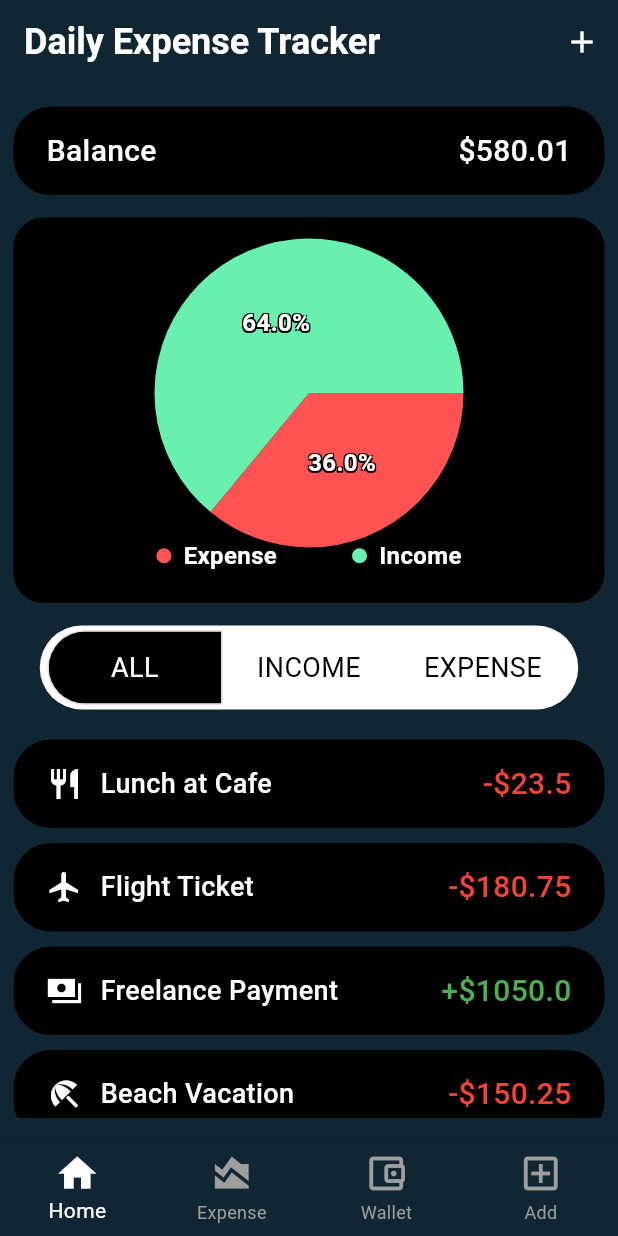
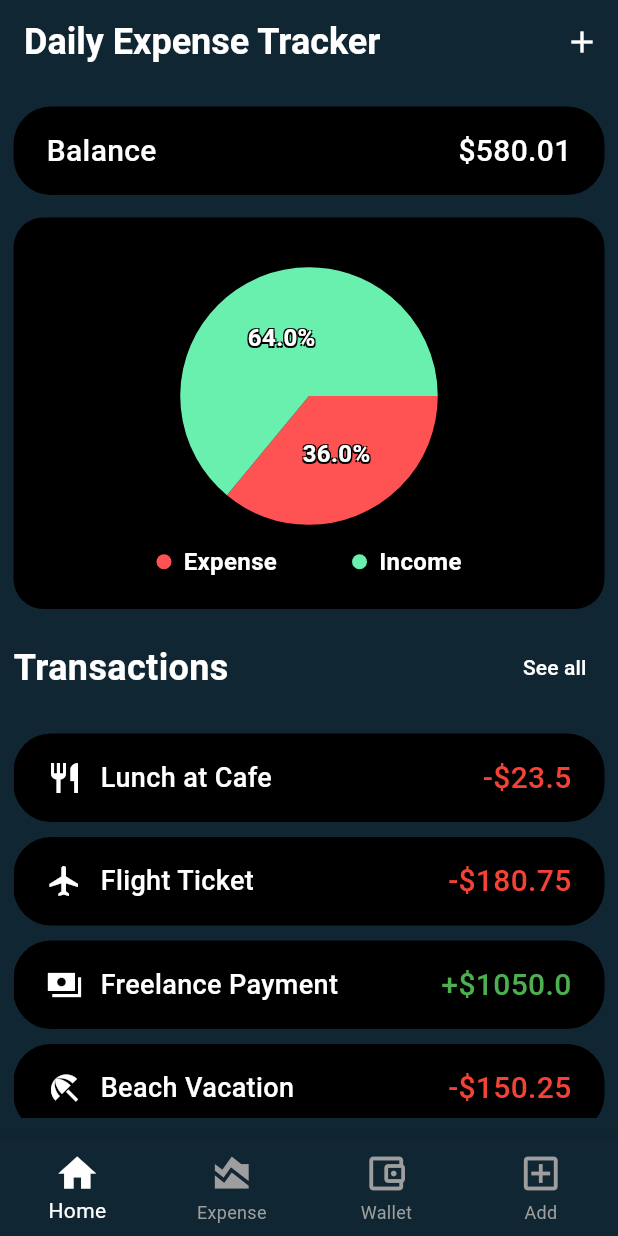
Before and after one commit to Kachielite/expense-app, a Flutter app: the screen it shows after launch, on a phone screen of 412 x 824 dp. Run offline on Flutter 3.47's test engine with Material 3 defaults, Android fonts, the phone set to English and light mode, and no system bars; drawn by our look-alikes of fl_chart.

Commit message:
converted home and expense screen to stateless widgets

```diff
--- a/lib/Widgets/chart/chart.dart
+++ b/lib/Widgets/chart/chart.dart
@@ -6,16 +6,17 @@ import 'chart_data.dart';
 import 'expense_type_data.dart';
 
 class Chart extends StatelessWidget {
-  const Chart({
-    super.key,
+  const Chart(
+      {super.key,
       required this.filter,
       required this.incomeType,
       required this.expenseType,
-  });
+      this.screenName});
 
   final String filter;
   final List<ExpenseModel> incomeType;
   final List<ExpenseModel> expenseType;
+  final String? screenName;
 
   @override
   Widget build(context) {
@@ -30,6 +31,10 @@ class Chart extends StatelessWidget {
     List<PieChartSectionData> currentSections = getSectionData(
         MediaQuery.of(context).size.width, totalIncome, totalExpense);
 
+    if (screenName == 'home') {
+      currentSections = getSectionData(
+          MediaQuery.of(context).size.width, totalIncome, totalExpense);
+    } else {
       if (filter == 'INCOME') {
         currentSections = getExpenseTypeSectionData(
             MediaQuery.of(context).size.width, balance, incomeType);
@@ -39,6 +44,7 @@ class Chart extends StatelessWidget {
         currentSections = getExpenseTypeSectionData(
             MediaQuery.of(context).size.width, balance, expenseType);
       }
+    }
 
     return PieChart(PieChartData(
       sections: currentSections,
--- a/lib/Widgets/chart/chart_container.dart
+++ b/lib/Widgets/chart/chart_container.dart
@@ -6,27 +6,32 @@ import '../../model/expense_model.dart';
 import 'chart.dart';
 
 class ChartContainer extends StatelessWidget {
-  const ChartContainer({
-    super.key,
+  const ChartContainer(
+      {super.key,
       required this.filter,
       required this.incomeType,
       required this.expenseType,
-  });
+      this.screenName});
 
   final String filter;
   final List<ExpenseModel> incomeType;
   final List<ExpenseModel> expenseType;
+  final String? screenName;
 
   @override
   Widget build(context) {
     Widget currentChartLabel = const ChartLabel();
 
+    if (screenName == 'home') {
+      currentChartLabel = const ChartLabel();
+    } else {
       if (filter == "INCOME") {
         currentChartLabel = ChartExpenseLabel(expenseType: incomeType);
       }
 
       if (filter == "EXPENSE") {
         currentChartLabel = ChartExpenseLabel(expenseType: expenseType);
+      }
     }
 
     return Container(
@@ -41,7 +46,7 @@ class ChartContainer extends StatelessWidget {
                   filter: filter,
                   incomeType: incomeType,
                   expenseType: expenseType,
-          )),
+                  screenName: screenName)),
           currentChartLabel
         ],
       ),
--- a/lib/Widgets/chart/chart_data.dart
+++ b/lib/Widgets/chart/chart_data.dart
@@ -3,7 +3,7 @@ import 'package:flutter/material.dart';
 
 List<PieChartSectionData> getSectionData(
     double screenWidth, totalIncome, totalExpense) {
-  double radius = screenWidth / 4;
+  double radius = screenWidth / 4.8;
   // Calculate total amount and percentages
   final double total = totalIncome + totalExpense;
   final double incomePercentage = (totalIncome / total) * 100;
--- a/lib/Widgets/chart/expense_type_data.dart
+++ b/lib/Widgets/chart/expense_type_data.dart
@@ -6,7 +6,7 @@ import '../../model/expense_model.dart';
 
 List<PieChartSectionData> getExpenseTypeSectionData(
     double screenWidth, double totalSum, List<ExpenseModel> expenses) {
-  double radius = screenWidth / 4;
+  double radius = screenWidth / 4.8;
 
   double getValue(double total, double expenseAmount) {
     return ((expenseAmount / total) * 100).roundToDouble();
--- a/lib/Widgets/expense_switch/expense_toggle_button.dart
+++ b/lib/Widgets/expense_switch/expense_toggle_button.dart
@@ -8,7 +8,7 @@ class ExpenseToggleButton extends StatelessWidget {
   @override
   Widget build(context) {
     return SizedBox(
-      width: 115,
+      width: 180,
       child: Text(
         label,
         textAlign: TextAlign.center,
--- a/lib/Widgets/expense_switch/expense_toggle_buttons.dart
+++ b/lib/Widgets/expense_switch/expense_toggle_buttons.dart
@@ -1,12 +1,14 @@
 import 'package:daily_expense/Widgets/expense_switch/expense_toggle_button.dart';
 import 'package:flutter/material.dart';
 
-const List<String> _expenseTypes = ['ALL', 'INCOME', 'EXPENSE'];
+const List<String> _expenseTypes = ['INCOME', 'EXPENSE'];
 
 class ExpenseToggleButtons extends StatefulWidget {
-  const ExpenseToggleButtons(this.onSelectExpenseType, {super.key});
+  const ExpenseToggleButtons(this.onSelectExpenseType, this.activeFilter,
+      {super.key});
 
   final void Function(String) onSelectExpenseType;
+  final String activeFilter;
 
   @override
   State<ExpenseToggleButtons> createState() {
@@ -15,11 +17,14 @@ class ExpenseToggleButtons extends StatefulWidget {
 }
 
 class _ExpenseToggleButtonsState extends State<ExpenseToggleButtons> {
-  final List<bool> selectedType = [true, false, false];
-
   @override
   Widget build(context) {
+    final List<bool> selectedType = [
+      widget.activeFilter == 'INCOME',
+      widget.activeFilter == 'EXPENSE'
+    ];
     return Container(
+        width: double.infinity,
         padding: const EdgeInsets.symmetric(horizontal: 5, vertical: 3),
         decoration: const BoxDecoration(
           color: Colors.white,
--- a/lib/Widgets/home.dart
+++ /dev/null
@@ -1,175 +0,0 @@
-import 'package:daily_expense/Widgets/chart/chart_container.dart';
-import 'package:daily_expense/Widgets/expense/expense_items.dart';
-import 'package:daily_expense/Widgets/new_expense/new_expense.dart';
-import 'package:daily_expense/Widgets/total_expense/total_expense.dart';
-import 'package:daily_expense/data/my_expenses.dart';
-import 'package:daily_expense/model/expense_model.dart';
-import 'package:fl_chart/fl_chart.dart';
-import 'package:flutter/material.dart';
-
-import '../enums/expense_type.dart';
-import 'expense_switch/expense_toggle_buttons.dart';
-
-class Home extends StatefulWidget {
-  const Home({super.key});
-
-  @override
-  State<Home> createState() {
-    return _HomeState();
-  }
-}
-
-class _HomeState extends State<Home> {
-  final List<ExpenseModel> expenseList = myExpenses;
-  late List<ExpenseModel> filteredExpense;
-  late List<PieChartSectionData> chartData;
-
-  String activeFilter = 'ALL';
-  late int expenseIndex;
-
-  void onSelectExpenseType(String type) {
-    setState(() {
-      activeFilter = type;
-    });
-  }
-
-  void onSave(ExpenseModel expense) {
-    setState(() {
-      myExpenses.insert(0, expense);
-    });
-  }
-
-  void onUpdate(ExpenseModel expense) {
-    expenseList.removeAt(expenseIndex);
-    setState(() {
-      myExpenses.insert(expenseIndex, expense);
-    });
-  }
-
-  void onAdd() {
-    showModalBottomSheet(
-        isScrollControlled: true,
-        context: context,
-        builder: (ctx) => NewExpense(
-              onSave,
-              mode: 'new',
-            ));
-  }
-
-  void onEdit(ExpenseModel expense) {
-    expenseIndex = myExpenses.indexOf(expense);
-    showModalBottomSheet(
-        isScrollControlled: true,
-        context: context,
-        builder: (ctx) => NewExpense(
-              onUpdate,
-              mode: 'edit',
-              expense: expense,
-            ));
-  }
-
-  void onDelete(ExpenseModel expense) {
-    int expenseIndex = expenseList.indexOf(expense);
-
-    setState(() {
-      expenseList.remove(expense);
-    });
-
-    ScaffoldMessenger.of(context).clearSnackBars();
-    ScaffoldMessenger.of(context).showSnackBar(SnackBar(
-      duration: const Duration(seconds: 3),
-      content: const Text(
-        "Item deleted",
-        style: TextStyle(color: Colors.white),
-      ),
-      action: SnackBarAction(
-          label: "Undo",
-          onPressed: () {
-            setState(() {
-              expenseList.insert(expenseIndex, expense);
-            });
-          }),
-    ));
-  }
-
-  @override
-  Widget build(context) {
-    List<ExpenseModel> incomeExpensesType = myExpenses
-        .where((expense) => expense.type == ExpenseType.income)
-        .toList();
-
-    List<ExpenseModel> expenseExpenseType = myExpenses
-        .where((expense) => expense.type == ExpenseType.expense)
-        .toList();
-
-    double totalIncome = incomeExpensesType
-        .map((expense) => expense.amount)
-        .reduce((a, b) => a + b);
-
-    double totalExpense = expenseExpenseType
-        .map((expense) => expense.amount)
-        .reduce((a, b) => a + b);
-
-    final String balance = (totalIncome - totalExpense).toStringAsFixed(2);
-
-    if (activeFilter == 'ALL') {
-      filteredExpense = expenseList;
-    } else if (activeFilter == 'INCOME') {
-      filteredExpense =
-          expenseList.where((e) => e.type == ExpenseType.income).toList();
-    } else {
-      filteredExpense =
-          expenseList.where((e) => e.type == ExpenseType.expense).toList();
-    }
-
-    return Scaffold(
-      backgroundColor: const Color.fromRGBO(16, 38, 50, 1),
-      appBar: AppBar(
-        backgroundColor: const Color.fromRGBO(16, 38, 50, 1),
-        title: const Text('Daily Expense Tracker',
-            style: TextStyle(
-                color: Colors.white,
-                fontSize: 24,
-                fontWeight: FontWeight.w700)),
-        actions: [
-          IconButton(
-            onPressed: onAdd,
-            icon: const Icon(Icons.add),
-            style: IconButton.styleFrom(foregroundColor: Colors.white),
-          )
-        ],
-      ),
-      body: Container(
-        padding: const EdgeInsets.symmetric(horizontal: 9, vertical: 15),
-        child: Column(
-          children: [
-            TotalExpense(balance),
-            const SizedBox(
-              height: 15,
-            ),
-            Expanded(
-              child: ChartContainer(
-                filter: activeFilter,
-                incomeType: incomeExpensesType,
-                expenseType: expenseExpenseType,
-              ),
-            ),
-            const SizedBox(
-              height: 15,
-            ),
-            ExpenseToggleButtons(onSelectExpenseType),
-            const SizedBox(
-              height: 15,
-            ),
-            Expanded(
-                child: ExpenseItems(
-              filteredExpense,
-              onDelete: onDelete,
-              onEdit: onEdit,
-            ))
-          ],
-        ),
-      ),
-    );
-  }
-}
--- /dev/null
+++ b/lib/screens/home.dart
@@ -0,0 +1,111 @@
+import 'package:daily_expense/Widgets/chart/chart_container.dart';
+import 'package:daily_expense/Widgets/expense/expense_items.dart';
+import 'package:daily_expense/Widgets/total_expense/total_expense.dart';
+import 'package:daily_expense/data/my_expenses.dart';
+import 'package:daily_expense/model/expense_model.dart';
+import 'package:flutter/material.dart';
+
+import '../enums/expense_type.dart';
+
+class Home extends StatelessWidget {
+  const Home(
+      {super.key,
+      required this.onAdd,
+      required this.activeFilter,
+      required this.onDelete,
+      required this.onEdit});
+
+  final String activeFilter;
+  final void Function() onAdd;
+  final void Function(ExpenseModel expense) onDelete;
+  final void Function(ExpenseModel expense) onEdit;
+
+  @override
+  Widget build(context) {
+    List<ExpenseModel> incomeExpensesType = myExpenses
+        .where((expense) => expense.type == ExpenseType.income)
+        .toList();
+
+    List<ExpenseModel> expenseExpenseType = myExpenses
+        .where((expense) => expense.type == ExpenseType.expense)
+        .toList();
+
+    double totalIncome = incomeExpensesType
+        .map((expense) => expense.amount)
+        .reduce((a, b) => a + b);
+
+    double totalExpense = expenseExpenseType
+        .map((expense) => expense.amount)
+        .reduce((a, b) => a + b);
+
+    final String balance = (totalIncome - totalExpense).toStringAsFixed(2);
+
+    return Scaffold(
+      backgroundColor: const Color.fromRGBO(16, 38, 50, 1),
+      appBar: AppBar(
+        backgroundColor: const Color.fromRGBO(16, 38, 50, 1),
+        title: const Text('Daily Expense Tracker',
+            style: TextStyle(
+                color: Colors.white,
+                fontSize: 24,
+                fontWeight: FontWeight.w700)),
+        actions: [
+          IconButton(
+            onPressed: onAdd,
+            icon: const Icon(Icons.add),
+            style: IconButton.styleFrom(foregroundColor: Colors.white),
+          )
+        ],
+      ),
+      body: Container(
+        padding: const EdgeInsets.symmetric(horizontal: 9, vertical: 15),
+        child: Column(
+          children: [
+            TotalExpense(balance),
+            const SizedBox(
+              height: 15,
+            ),
+            Expanded(
+              child: ChartContainer(
+                  filter: activeFilter,
+                  incomeType: incomeExpensesType,
+                  expenseType: expenseExpenseType,
+                  screenName: 'home'),
+            ),
+            const SizedBox(
+              height: 15,
+            ),
+            Row(
+              mainAxisAlignment: MainAxisAlignment.center,
+              children: [
+                const Text(
+                  'Transactions',
+                  style: TextStyle(
+                      color: Colors.white,
+                      fontWeight: FontWeight.bold,
+                      fontSize: 24),
+                ),
+                const Spacer(),
+                TextButton(
+                    onPressed: () {},
+                    child: const Text(
+                      'See all',
+                      style: TextStyle(color: Colors.white, fontSize: 14),
+                    ))
+              ],
+            ),
+            const SizedBox(
+              height: 15,
+            ),
+            Expanded(
+                child: ExpenseItems(
+              myExpenses,
+              onDelete: onDelete,
+              onEdit: onEdit,
+            ))
+          ],
+        ),
+      ),
+    );
+  }
+}
--- a/lib/screens/tabs.dart
+++ b/lib/screens/tabs.dart
@@ -1,6 +1,11 @@
+import 'package:daily_expense/screens/expense.dart';
+import 'package:fl_chart/fl_chart.dart';
 import 'package:flutter/material.dart';
 
-import '../Widgets/home.dart'; // Make sure you have corresponding widgets for each tab
+import '../Widgets/new_expense/new_expense.dart';
+import '../data/my_expenses.dart';
+import '../model/expense_model.dart';
+import 'home.dart'; // Make sure you have corresponding widgets for each tab
 
 class TabsScreen extends StatefulWidget {
   const TabsScreen({super.key});
@@ -14,13 +19,77 @@ class TabsScreen extends StatefulWidget {
 class _TabsScreenState extends State<TabsScreen> {
   int _selectedIndex = 0; // Track the selected index
 
-  // A list of widgets corresponding to each tab
-  final List<Widget> _pages = [
-    const Home(), // Home widget
-    const Text('Expense Screen'), // Add your widget for Expense
-    const Text(
-        'Wallet Screen'), // Add your widget for Wallet// Add your widget for the new tab
-  ];
+  final List<ExpenseModel> expenseList = myExpenses;
+  late List<ExpenseModel> filteredExpense;
+  late List<PieChartSectionData> chartData;
+
+  String activeFilter = 'INCOME';
+  late int expenseIndex;
+
+  void onSelectExpenseType(String type) {
+    setState(() {
+      activeFilter = type;
+    });
+  }
+
+  void onSave(ExpenseModel expense) {
+    setState(() {
+      myExpenses.insert(0, expense);
+    });
+  }
+
+  void onUpdate(ExpenseModel expense) {
+    expenseList.removeAt(expenseIndex);
+    setState(() {
+      myExpenses.insert(expenseIndex, expense);
+    });
+  }
+
+  void onAdd() {
+    showModalBottomSheet(
+        isScrollControlled: true,
+        context: context,
+        builder: (ctx) => NewExpense(
+              onSave,
+              mode: 'new',
+            ));
+  }
+
+  void onEdit(ExpenseModel expense) {
+    expenseIndex = myExpenses.indexOf(expense);
+    showModalBottomSheet(
+        isScrollControlled: true,
+        context: context,
+        builder: (ctx) => NewExpense(
+              onUpdate,
+              mode: 'edit',
+              expense: expense,
+            ));
+  }
+
+  void onDelete(ExpenseModel expense) {
+    int expenseIndex = expenseList.indexOf(expense);
+
+    setState(() {
+      expenseList.remove(expense);
+    });
+
+    ScaffoldMessenger.of(context).clearSnackBars();
+    ScaffoldMessenger.of(context).showSnackBar(SnackBar(
+      duration: const Duration(seconds: 3),
+      content: const Text(
+        "Item deleted",
+        style: TextStyle(color: Colors.white),
+      ),
+      action: SnackBarAction(
+          label: "Undo",
+          onPressed: () {
+            setState(() {
+              expenseList.insert(expenseIndex, expense);
+            });
+          }),
+    ));
+  }
 
   // Function to update the selected index when a tab is tapped
   void _onItemTapped(int index) {
@@ -31,8 +100,27 @@ class _TabsScreenState extends State<TabsScreen> {
 
   @override
   Widget build(BuildContext context) {
+    // A list of widgets corresponding to each tab
+    final List<Widget> pages = [
+      Home(
+        onAdd: onAdd,
+        activeFilter: activeFilter,
+        onEdit: onEdit,
+        onDelete: onDelete,
+      ), // Home widget
+      ExpressScreen(
+        onEdit: onEdit,
+        onDelete: onDelete,
+        onSelectExpenseType: onSelectExpenseType,
+        activeFilter: activeFilter,
+      ), // Add your widget for Expense
+      const Text('Wallet Screen'),
+      NewExpense(onSave,
+          mode:
+              'New') // Add your widget for Wallet// Add your widget for the new tab
+    ];
     return Scaffold(
-      body: _pages[_selectedIndex], // Display the selected page
+      body: pages[_selectedIndex], // Display the selected page
       bottomNavigationBar: BottomNavigationBar(
         iconSize: 30,
         currentIndex: _selectedIndex, // Set the selected index
```
Also changed, not shown: lib/screens/expense.dart (added, +83 -0 lines). Lines whose indentation alone changed are shown as unchanged.
